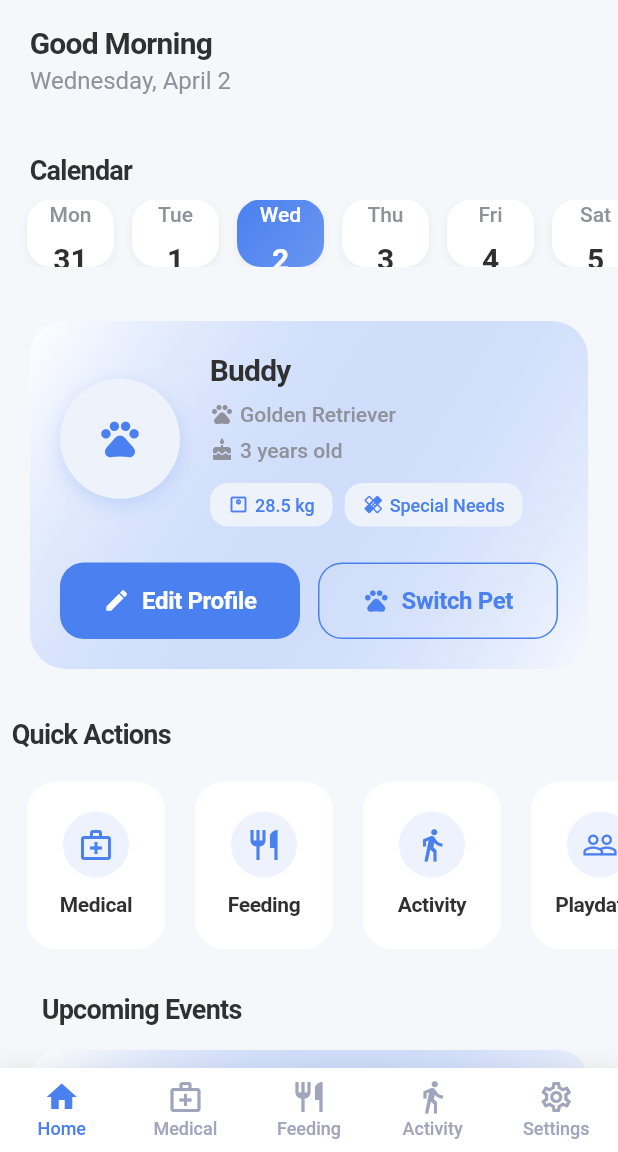
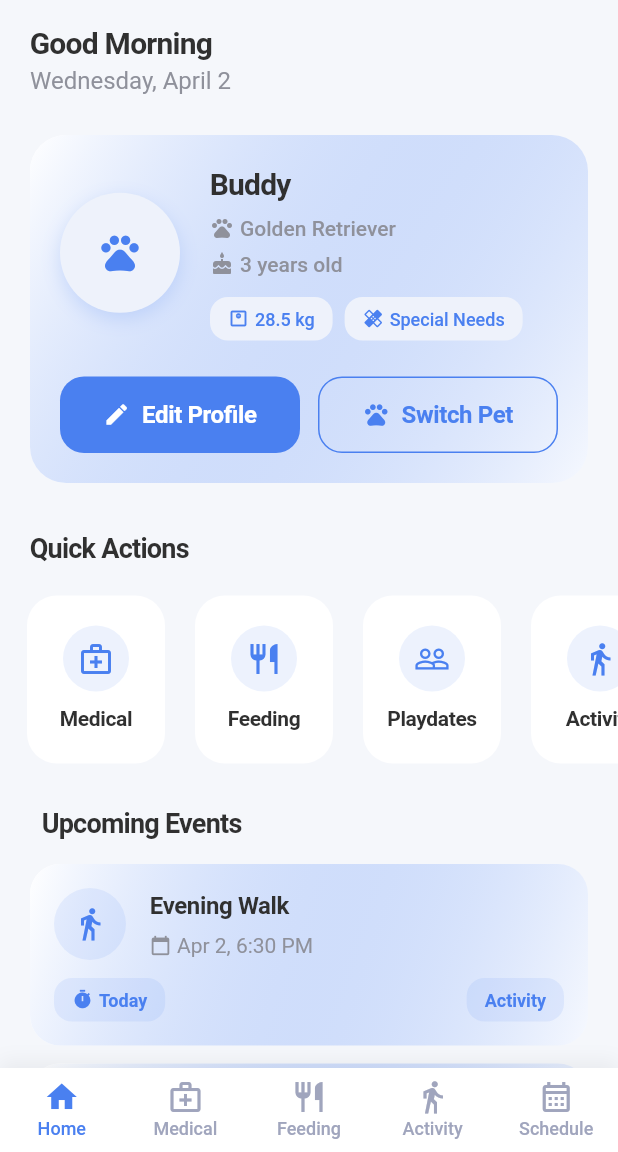
Before and after one commit to Sanuka23/pet_care, a Flutter app: the screen it shows after launch, on a phone screen of 412 x 824 dp, the part 84-1236 px from its top. Run offline on Flutter 3.47's test engine with Material 3 defaults, Android fonts, the phone set to English and light mode, and no system bars; our stand-ins replace image_picker, shared_preferences; Roboto replaces fonts that are missing (SF Pro Display).

Commit message:
Updated app icon and improved home screen UI

```diff
--- a/lib/screens/home_screen.dart
+++ b/lib/screens/home_screen.dart
@@ -137,9 +137,9 @@ class _HomeScreenState extends State<HomeScreen> {
               label: 'Activity',
             ),
             BottomNavigationBarItem(
-              icon: Icon(Icons.settings_outlined),
-              activeIcon: Icon(Icons.settings),
-              label: 'Settings',
+              icon: Icon(Icons.calendar_month_outlined),
+              activeIcon: Icon(Icons.calendar_month),
+              label: 'Schedule',
             ),
           ],
           currentIndex: _currentIndex,
@@ -162,9 +162,9 @@ class _HomeScreenState extends State<HomeScreen> {
       case 2:
         return const FeedingScreen();
       case 3:
+        return const PlaydateScreen();
+      case 4:
         return const ActivityScreen();
-      case 4:
-        return const AppointmentScreen();
       default:
         return _buildHomeContent();
     }
@@ -201,8 +201,6 @@ class _HomeScreenState extends State<HomeScreen> {
                   ],
                 ),
               ),
-              _buildDateSelector(),
-              const SizedBox(height: 24),
               Padding(
                 padding: const EdgeInsets.symmetric(horizontal: 20.0),
                 child: Column(
@@ -239,14 +237,14 @@ class _HomeScreenState extends State<HomeScreen> {
     final days = _getDaysOfWeek();
     final today = DateTime.now();
 
-    return Container(
-      height: 100,
-      padding: const EdgeInsets.symmetric(vertical: 12),
+    return SizedBox(
+      height: 110,
       child: Column(
         crossAxisAlignment: CrossAxisAlignment.start,
+        mainAxisSize: MainAxisSize.min,
         children: [
           Padding(
-            padding: const EdgeInsets.only(left: 20.0, bottom: 8.0),
+            padding: const EdgeInsets.only(left: 20.0, bottom: 6.0),
             child: Text(
               'Calendar',
               style: Theme.of(context).textTheme.titleLarge,
@@ -271,7 +269,7 @@ class _HomeScreenState extends State<HomeScreen> {
                     },
                     borderRadius: BorderRadius.circular(16),
                     child: Container(
-                      width: 58,
+                      width: 60,
                       decoration: BoxDecoration(
                         gradient: isToday
                           ? LinearGradient(
@@ -293,27 +291,30 @@ class _HomeScreenState extends State<HomeScreen> {
                           ),
                         ],
                       ),
+                      child: Center(
                         child: Column(
+                          mainAxisSize: MainAxisSize.min,
                           mainAxisAlignment: MainAxisAlignment.center,
                           children: [
                             Text(
                               weekdayFormatter.format(day),
                               style: TextStyle(
                                 color: isToday ? Colors.white : const Color(0xFF8F919B),
-                              fontSize: 14,
+                                fontSize: 13,
                                 fontWeight: FontWeight.w500,
                               ),
                             ),
-                          const SizedBox(height: 6),
+                            const SizedBox(height: 4),
                             Text(
                               day.day.toString(),
                               style: TextStyle(
                                 color: isToday ? Colors.white : const Color(0xFF303030),
-                              fontSize: 20,
+                                fontSize: 18,
                                 fontWeight: FontWeight.bold,
                               ),
                             ),
                           ],
+                        ),
                       ),
                     ),
                   ),
@@ -556,7 +557,7 @@ class _HomeScreenState extends State<HomeScreen> {
       crossAxisAlignment: CrossAxisAlignment.start,
       children: [
         Padding(
-          padding: const EdgeInsets.only(left: 8.0, bottom: 16.0),
+          padding: const EdgeInsets.only(left: 20.0, bottom: 16.0),
           child: Text(
             'Quick Actions',
             style: Theme.of(context).textTheme.titleLarge,
@@ -574,23 +575,17 @@ class _HomeScreenState extends State<HomeScreen> {
               _buildQuickActionCard('Feeding', Icons.restaurant_outlined, () {
                 setState(() => _currentIndex = 2);
               }),
-              _buildQuickActionCard('Activity', Icons.directions_walk_outlined, () {
+              _buildQuickActionCard('Playdates', Icons.people_outline, () {
                 setState(() => _currentIndex = 3);
               }),
-              _buildQuickActionCard('Playdates', Icons.people_outline, () {
-                Navigator.push(
-                  context,
-                  MaterialPageRoute(builder: (context) => const PlaydateScreen()),
-                );
+              _buildQuickActionCard('Activity', Icons.directions_walk_outlined, () {
+                setState(() => _currentIndex = 4);
               }),
               _buildQuickActionCard('Reminders', Icons.notifications_outlined, () {
                 Navigator.push(
                   context,
                   MaterialPageRoute(builder: (context) => const ReminderScreen()),
                 );
-              }),
-              _buildQuickActionCard('Settings', Icons.settings_outlined, () {
-                setState(() => _currentIndex = 4);
               }),
             ],
           ),
@@ -611,10 +606,12 @@ class _HomeScreenState extends State<HomeScreen> {
         child: InkWell(
           onTap: onTap,
           borderRadius: BorderRadius.circular(20),
-          child: Padding(
+          child: Container(
+            height: 100,
             padding: const EdgeInsets.all(12.0),
             child: Column(
               mainAxisAlignment: MainAxisAlignment.center,
+              mainAxisSize: MainAxisSize.min,
               children: [
                 Container(
                   padding: const EdgeInsets.all(10),
@@ -980,8 +977,8 @@ class _HomeScreenState extends State<HomeScreen> {
         child: Row(
           children: [
             Container(
-              width: 50,
-              height: 50,
+              width: 44,
+              height: 44,
               decoration: BoxDecoration(
                 color: color.withOpacity(0.1),
                 shape: BoxShape.circle,
@@ -990,35 +987,40 @@ class _HomeScreenState extends State<HomeScreen> {
                 child: Icon(
                   activity['icon'] as IconData,
                   color: color,
-                  size: 24,
+                  size: 20,
                 ),
               ),
             ),
-            const SizedBox(width: 16),
+            const SizedBox(width: 12),
             Expanded(
               child: Column(
                 crossAxisAlignment: CrossAxisAlignment.start,
+                mainAxisSize: MainAxisSize.min,
                 children: [
                   Text(
                     title,
-                    style: Theme.of(context).textTheme.titleMedium,
+                    style: Theme.of(context).textTheme.titleSmall,
                     maxLines: 1,
                     overflow: TextOverflow.ellipsis,
                   ),
-                  const SizedBox(height: 4),
+                  const SizedBox(height: 2),
                   Row(
                     children: [
                       Icon(
                         Icons.access_time,
-                        size: 14,
+                        size: 12,
                         color: const Color(0xFF8F919B),
                       ),
                       const SizedBox(width: 4),
-                      Text(
+                      Expanded(
+                        child: Text(
                           formattedDate,
                           style: TextStyle(
                             color: const Color(0xFF8F919B),
-                          fontSize: 14,
+                            fontSize: 12,
+                          ),
+                          maxLines: 1,
+                          overflow: TextOverflow.ellipsis,
                         ),
                       ),
                     ],
@@ -1027,7 +1029,7 @@ class _HomeScreenState extends State<HomeScreen> {
               ),
             ),
             Container(
-              padding: const EdgeInsets.symmetric(horizontal: 12, vertical: 6),
+              padding: const EdgeInsets.symmetric(horizontal: 10, vertical: 4),
               decoration: BoxDecoration(
                 color: color.withOpacity(0.1),
                 borderRadius: BorderRadius.circular(12),
@@ -1036,7 +1038,7 @@ class _HomeScreenState extends State<HomeScreen> {
               child: Text(
                 type,
                 style: TextStyle(
-                  fontSize: 12,
+                  fontSize: 10,
                   fontWeight: FontWeight.w600,
                   color: color,
                 ),
--- a/pubspec.yaml
+++ b/pubspec.yaml
@@ -31,12 +31,12 @@ flutter:
   uses-material-design: true
   assets:
     - assets/images/
-    - assets/images/paws.png
+    # - assets/images/paws.png
 
 flutter_launcher_icons:
   android: "launcher_icon"
   ios: true
-  image_path: "assets/images/paws.png"
+  image_path: "assets/images/pet-care.png"
   min_sdk_android: 21
   adaptive_icon_background: "#FFFFFF"
-  adaptive_icon_foreground: "assets/images/paws.png"
+  adaptive_icon_foreground: "assets/images/pet-care.png"
```
Also changed, not shown: assets/images/pet-care.png (added), 32 other files. Lines whose indentation alone changed are shown as unchanged.
